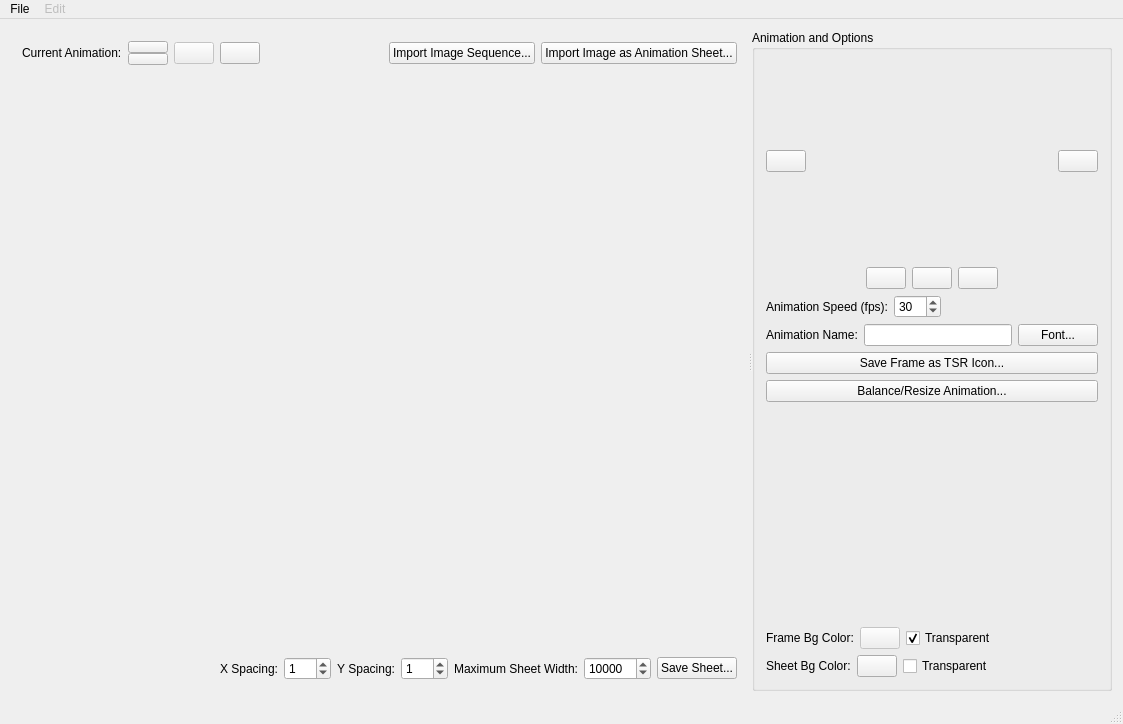
meh2481/SpriteSheeter, file mainwindow.ui: the form before one commit.
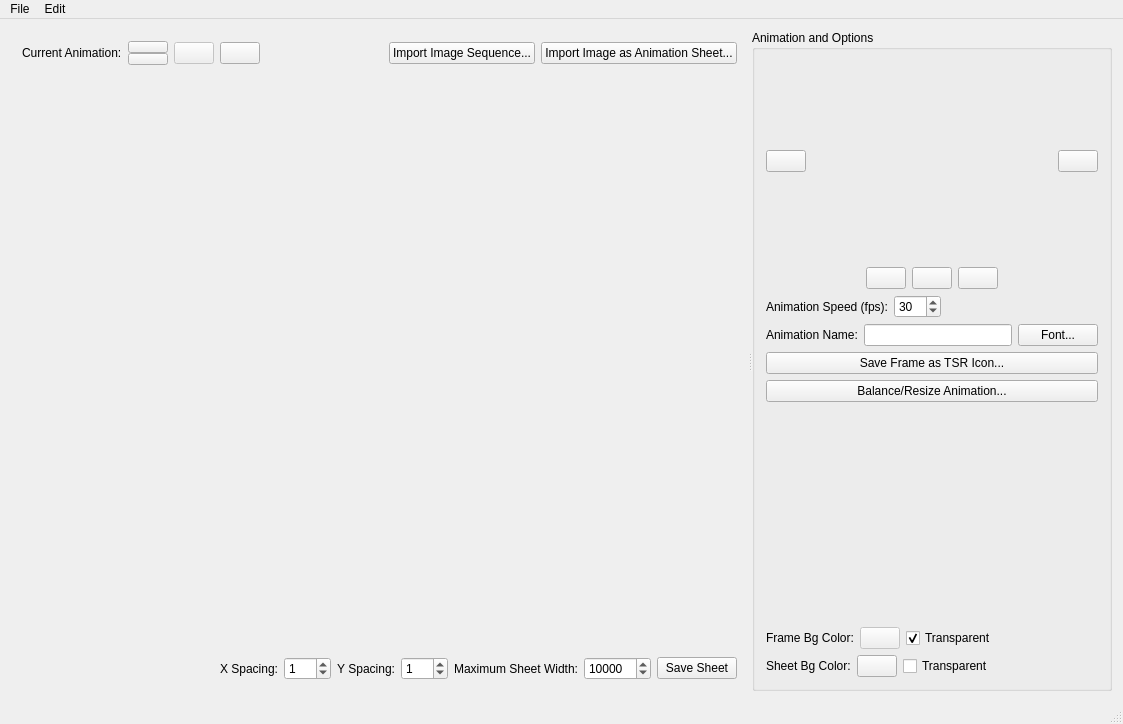
The form after the commit. Icons and pictures are not drawn. Custom widgets are drawn as their Qt base class.

The edit to the form file:
```diff
--- a/mainwindow.ui
+++ b/mainwindow.ui
@@ -297,18 +297,15 @@
               </property>
              </widget>
             </item>
+            <item>
+             <widget class="QPushButton" name="saveSheetButton">
+              <property name="text">
+               <string>Save Sheet</string>
+              </property>
+             </widget>
+            </item>
            </layout>
           </item>
-          <item>
-           <widget class="QPushButton" name="saveSheetButton">
-            <property name="toolTip">
-             <string>Save this spritesheet to a file</string>
-            </property>
-            <property name="text">
-             <string>Save Sheet...</string>
-            </property>
-           </widget>
-          </item>
          </layout>
         </item>
        </layout>
@@ -686,7 +683,7 @@
    </widget>
    <widget class="QMenu" name="menuEdit">
     <property name="enabled">
-     <bool>false</bool>
+     <bool>true</bool>
     </property>
     <property name="title">
      <string>Edit</string>
```
Left out of the diff: 30 changed lines with no effect on the pictures.
